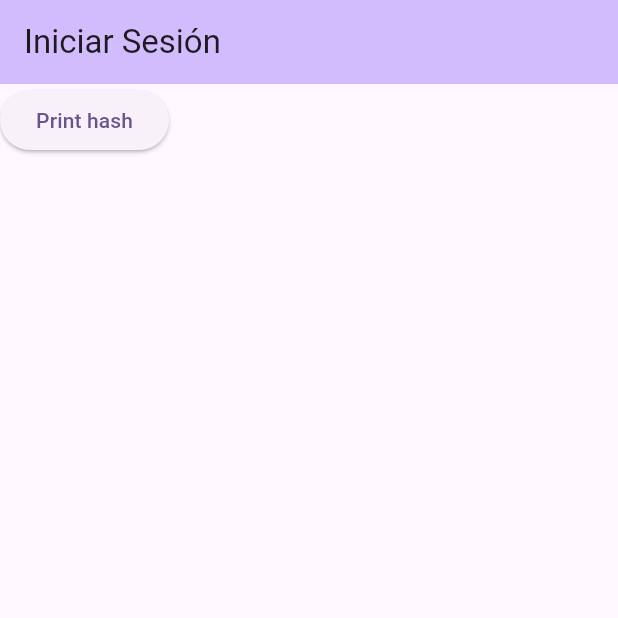
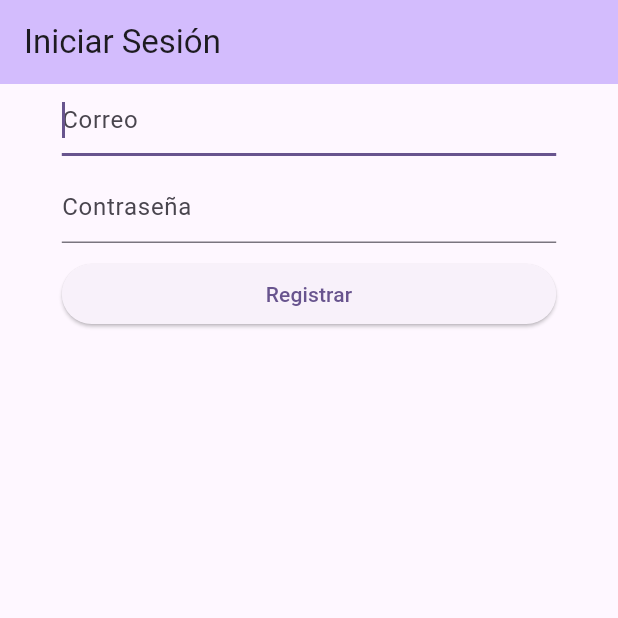
Before and after one commit to Carpetano/TFG, a Flutter app: the screen it shows after launch, on a phone screen of 412 x 824 dp, the top half of it. Run offline on Flutter 3.47's test engine with Material 3 defaults, Android fonts, the phone set to English and light mode, and no system bars; missing offline and left inert: bcrypt, mysql1.

Commit message:
Login hecho

```diff
--- a/codigo_fuente/lib/main.dart
+++ b/codigo_fuente/lib/main.dart
@@ -1,7 +1,8 @@
-import 'package:codigo/register_use_page.dart';
+import 'package:codigo/register_user_page.dart';
 import 'package:flutter/material.dart';
 import 'mysql_manager.dart';
 import 'package:bcrypt/bcrypt.dart';
+import 'package:codigo/user.dart';
 
 void main() {
   runApp(const MyApp());
@@ -34,7 +35,13 @@ class MyHomePage extends StatefulWidget {
 
 /// State for MyHomePage, which interacts with the database.
 class _MyHomePageState extends State<MyHomePage> {
-  MysqlManager dbManager = MysqlManager(); // Your dbManager instance
+  // DBManager instance
+  MysqlManager dbManager = MysqlManager();
+
+  // Controller to get data from textedit widgets
+  final TextEditingController _emailController = TextEditingController();
+  final TextEditingController _passwordController = TextEditingController();
+  User? loggedInUser = null;
 
   @override
   void initState() {
@@ -43,15 +50,49 @@ class _MyHomePageState extends State<MyHomePage> {
   }
 
   String hashPassword(String password) {
-    return BCrypt.hashpw(password, BCrypt.gensalt());
+    const String fixedSalt =
+        '\$2a\$10\$yVxztTQyA0dxldZfbx7TuOQ2akDZxKc6o7l0ns29kw.XJ2ykQyySO';
+    return BCrypt.hashpw(password, fixedSalt);
   }
 
   void insertTestData() {
     dbManager.insert("Test data2wer");
   }
 
+  void login() async {
+    String email = _emailController.text;
+    String hashedPassword = hashPassword(_passwordController.text);
+
+    loggedInUser = await dbManager.login(
+      email: email,
+      hashedPassword: hashedPassword,
+    );
+
+    if (loggedInUser == null) {
+      print("Not logged in");
+    } else {
+      print(loggedInUser?.role.toString());
+
+      switch (loggedInUser?.role.toString()) {
+        case "Administrador":
+          print("Navigating to Admin page");
+          break;
+        case "Profesor":
+          print("Navigating to Profesot page");
+          break;
+        case "Sala_de_Profesores":
+          print("Navigating to Sala page");
+          break;
+        default:
+      }
+    }
+  }
+
   @override
   Widget build(BuildContext context) {
+    double screenWidth = MediaQuery.sizeOf(context).width;
+    final scalingFactor = 0.8;
+
     return Scaffold(
       appBar: AppBar(
         title: Text(widget.title),
@@ -59,11 +100,45 @@ class _MyHomePageState extends State<MyHomePage> {
       ),
       body: Column(
         children: [
-          ElevatedButton(
-            onPressed: () {
-              print(hashPassword("admin"));
-            },
-            child: Text("Print hash"),
+          //
+          //
+          // MAIL TEXTFIELD
+          Align(
+            alignment: Alignment.center,
+            child: Container(
+              width: screenWidth * scalingFactor,
+              child: TextFormField(
+                autofocus: true,
+                controller: _emailController, // Link controller
+                decoration: InputDecoration(hintText: "Correo"),
+              ),
+            ),
+          ),
+          SizedBox(height: 10),
+          //
+          //
+          // PASSWORD TEXT FIELD
+          Align(
+            alignment: Alignment.center,
+            child: Container(
+              width: screenWidth * scalingFactor,
+              child: TextFormField(
+                obscureText: true,
+                controller: _passwordController, // Link controller
+                decoration: InputDecoration(hintText: "Contraseña"),
+              ),
+            ),
+          ),
+          SizedBox(height: 10),
+          //
+          //
+          // LOGIN BUTTON
+          Align(
+            alignment: Alignment.center,
+            child: Container(
+              width: screenWidth * scalingFactor,
+              child: ElevatedButton(onPressed: login, child: Text("Registrar")),
+            ),
           ),
         ],
       ),
--- a/codigo_fuente/lib/main_backup.dart
+++ b/codigo_fuente/lib/main_backup.dart
@@ -1,4 +1,4 @@
-import 'package:codigo/register_use_page.dart';
+import 'package:codigo/register_user_page.dart';
 import 'package:flutter/material.dart';
 import 'mysql_manager.dart';
 import 'package:bcrypt/bcrypt.dart';
--- a/codigo_fuente/lib/user.dart
+++ b/codigo_fuente/lib/user.dart
@@ -1,37 +1,15 @@
-// Define the Enum for roles
-enum Role { Admin, Profesor, SalaDeProfesores }
+class User {
+  final String firstName;
+  final String lastName;
+  final String secondLastName;
+  final String role;
+  final String email;
 
-// User class to store user details
-class User {
-  String name;
-  String lastName;
-  String secondLastName;
-  Role role; // Role as an Enum
-  String phone;
-  String email;
-
-  // Constructor
   User({
-    required this.name,
+    required this.firstName,
     required this.lastName,
     required this.secondLastName,
     required this.role,
-    required this.phone,
     required this.email,
   });
-
-  // Method to check if the user is an Admin
-  bool get isAdmin => role == Role.Admin;
-
-  // Method to check if the user is a Profesor
-  bool get isProfesor => role == Role.Profesor;
-
-  // Method to check if the user has access to Sala de Profesores
-  bool get isSalaDeProfesores => role == Role.SalaDeProfesores;
-
-  // Optional: Override the toString method to display user information nicely
-  @override
-  String toString() {
-    return 'User: $name $lastName $secondLastName, Role: $role, Email: $email';
-  }
 }
```
Also changed, not shown: codigo_fuente/lib/mysql_manager.dart (+52 -5 lines), codigo_fuente/lib/register_user_page.dart (renamed from codigo_fuente/lib/register_use_page.dart, +5 -2 lines), codigo_fuente/flutter_01.png (added).
